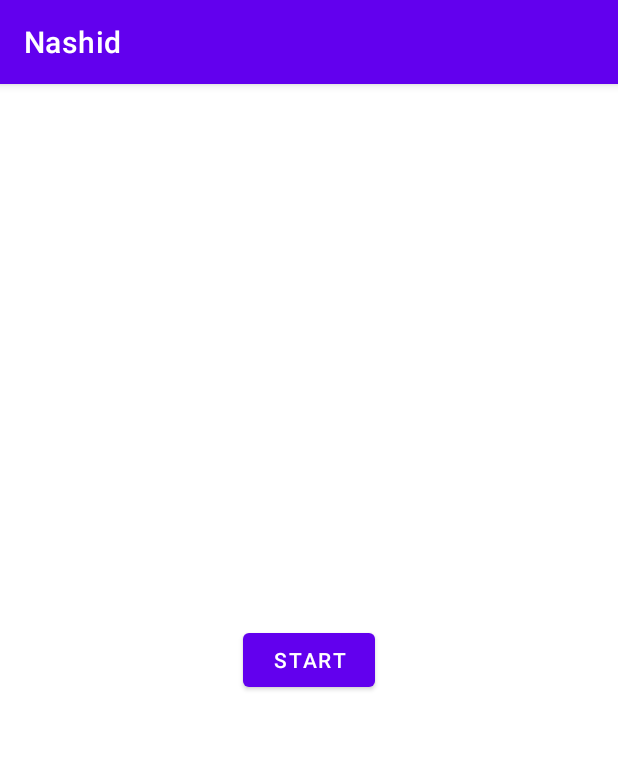
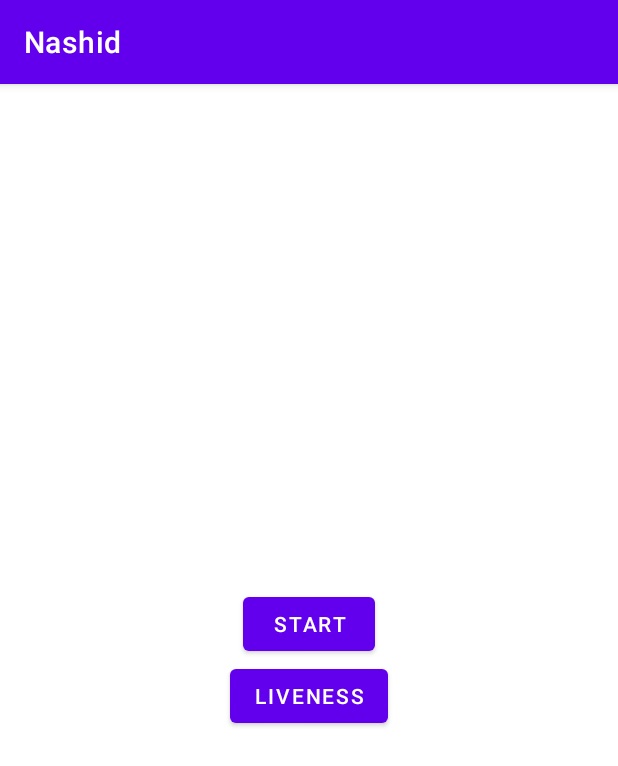
Before and after one commit to aditya002ai/nashidLibrary, an Android app: the HomeLibrary screen opened directly, with no data from a screen before it, on a phone screen of 412 x 824 dp. Shown: the top 766 px of the screen. Run offline under Robolectric (Android 15) with nearby library versions, the phone set to English and light mode, and no system bars; libraries missing offline, so code that uses them is left out: com.mv.liveness.

Commit message:
liveness library added

```diff
--- a/nashidmrz/src/main/java/com/kyc/nashidmrz/mrtd2/HomeLibrary.java
+++ b/nashidmrz/src/main/java/com/kyc/nashidmrz/mrtd2/HomeLibrary.java
@@ -18,7 +18,7 @@ import com.kyc.nashidmrz.R;
 import com.mv.liveness.LivenessMainActivity;
 
 public class HomeLibrary extends AppCompatActivity {
-    Button start;
+    Button start, button1;
     int REQUEST_CODE_ASK_PERMISSIONS = 100;
 
 
@@ -27,6 +27,7 @@ public class HomeLibrary extends AppCompatActivity {
         super.onCreate(savedInstanceState);
         setContentView(R.layout.home_library);
         start = findViewById(R.id.button);
+        button1 = findViewById(R.id.button1);
 
         start.setOnClickListener(new View.OnClickListener() {
             @Override
@@ -40,10 +41,28 @@ public class HomeLibrary extends AppCompatActivity {
                 } else {
                     Intent i = new Intent(HomeLibrary.this, CameraRectangle.class);
                     startActivityForResult(i, 503);
+
 //
-
 //                    Intent i = new Intent(HomeLibrary.this, LivenessMainActivity.class);
 //                    startActivityForResult(i, 503);
+                }
+
+            }
+        });
+
+
+        button1.setOnClickListener(new View.OnClickListener() {
+            @Override
+            public void onClick(View view) {
+                if (ActivityCompat.checkSelfPermission(HomeLibrary.this,
+                        Manifest.permission.CAMERA) != PackageManager.PERMISSION_GRANTED) {
+
+                    ActivityCompat.requestPermissions(HomeLibrary.this,
+                            new String[]{Manifest.permission.CAMERA}, REQUEST_CODE_ASK_PERMISSIONS);
+
+                } else {
+                    Intent i = new Intent(HomeLibrary.this, LivenessMainActivity.class);
+                    startActivityForResult(i, 503);
                 }
 
             }
--- a/nashidmrz/src/main/res/layout/home_library.xml
+++ b/nashidmrz/src/main/res/layout/home_library.xml
@@ -6,6 +6,11 @@
     android:layout_height="match_parent"
     >
 
+    <LinearLayout
+        android:layout_width="match_parent"
+        android:orientation="vertical"
+        android:gravity="center"
+        android:layout_height="match_parent">
 
         <Button
             android:id="@+id/button"
@@ -17,4 +22,20 @@
             app:layout_constraintStart_toStartOf="parent"
             app:layout_constraintTop_toTopOf="parent" />
 
+
+        <Button
+            android:id="@+id/button1"
+            android:layout_width="wrap_content"
+            android:layout_height="wrap_content"
+            android:text="Liveness"
+            app:layout_constraintBottom_toBottomOf="parent"
+            app:layout_constraintEnd_toEndOf="parent"
+            app:layout_constraintStart_toStartOf="parent"
+            app:layout_constraintTop_toTopOf="parent" />
+
+    </LinearLayout>
+
+
+
+
 </androidx.constraintlayout.widget.ConstraintLayout>
```
Lines whose indentation alone changed are shown as unchanged.
